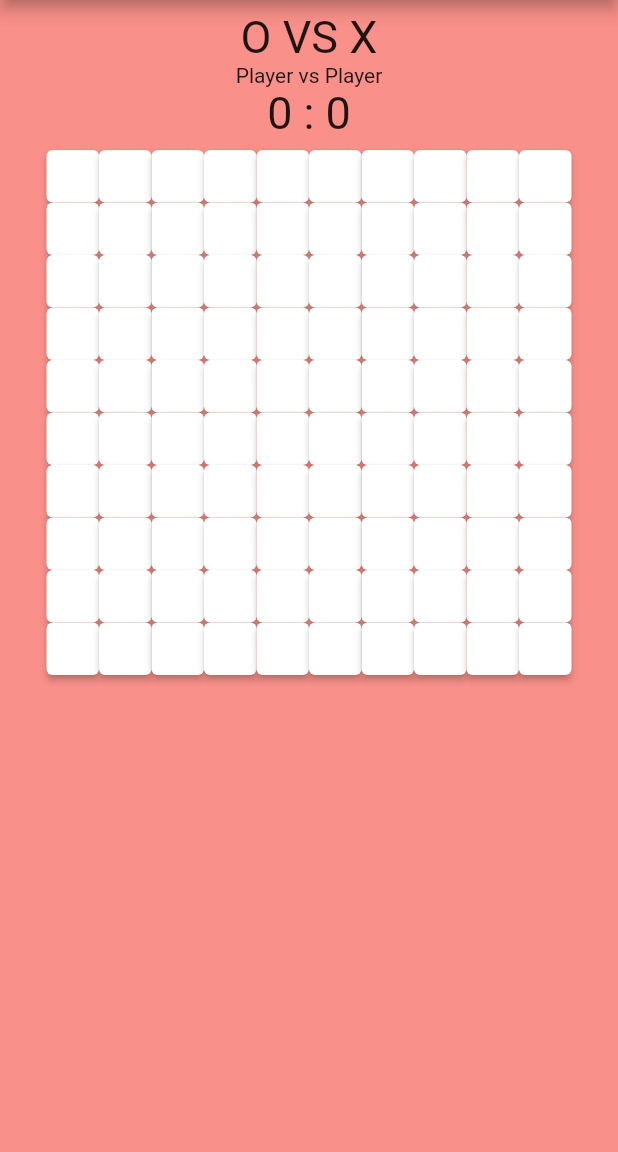
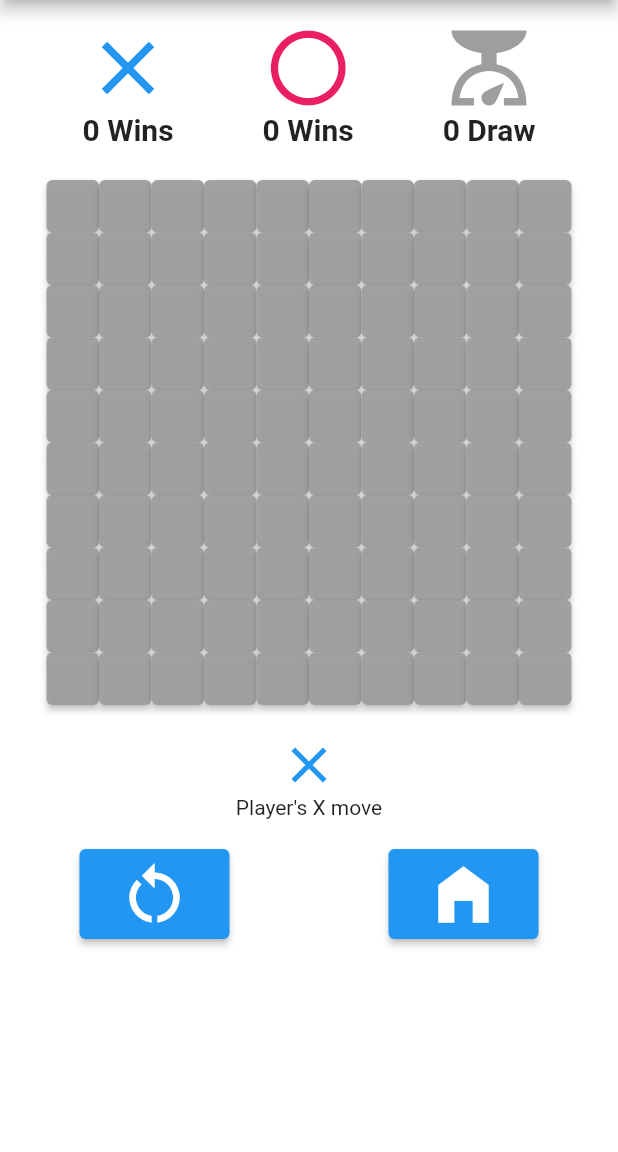
Before and after one commit to wojciechcoder99/flutter-projects, a Flutter app: the GamePage screen opened directly, on a phone screen of 412 x 824 dp, the part 84-1236 px from its top. Run offline on Flutter 3.47's test engine with Material 2 defaults, Android fonts, the phone set to English and light mode, and no system bars; our stand-ins replace get.

Commit message:
designed due to MVVM architecture

```diff
--- a/tic_tac_toe_game/lib/game-page.dart
+++ /dev/null
@@ -1,182 +0,0 @@
-import 'package:flutter/material.dart';
-
-import 'utils.dart';
-
-class Player {
-  static const String playerNone = '';
-  static const String playerX = 'X';
-  static const String playerO = 'O';
-}
-
-class GamePage extends StatefulWidget {
-  final String title;
-
-  const GamePage({
-    @required this.title,
-  });
-
-  @override
-  _GamePageState createState() => _GamePageState();
-}
-
-class _GamePageState extends State<GamePage> {
-  static final int boardSize = 10;
-  static final double boxSize = 5;
-
-  List<List<String>> board;
-  String previousMove = Player.playerNone;
-  Map<String, int> results = {Player.playerO: 0, Player.playerX: 0};
-
-  @override
-  void initState() {
-    super.initState();
-    setEmptyFields();
-  }
-
-  void setEmptyFields() {
-    setState(() {
-      board = List.generate(
-          boardSize, (_) => List.generate(boardSize, (_) => Player.playerNone));
-    });
-  }
-
-  @override
-  Widget build(BuildContext context) {
-    return Scaffold(
-        backgroundColor: getBackgroundColor(),
-        appBar: AppBar(
-          title: Text(widget.title),
-        ),
-        body: ListView(
-          children: [_ResultAndBoard()],
-        ));
-  }
-
-  Widget _ResultAndBoard() {
-    return Container(
-        child: Column(
-      mainAxisAlignment: MainAxisAlignment.center,
-      children: [
-        ConstrainedBox(
-            constraints: BoxConstraints.expand(height: 100, width: 200),
-            child: Container(
-              child: Column(
-                  mainAxisAlignment: MainAxisAlignment.center,
-                  children: [
-                    Text(Player.playerO + ' VS ' + Player.playerX,
-                        style: TextStyle(
-                          fontSize: 30,
-                        )),
-                    Text('Player vs Player'),
-                    Text(
-                        results[Player.playerO].toString() +
-                            " : " +
-                            results[Player.playerX].toString(),
-                        style: TextStyle(fontSize: 30)),
-                  ]),
-            )),
-        Column(
-            children: Utils.boxBuilder(
-                board, (rowIndex, rowValue) => buildRow(rowIndex))),
-      ],
-    ));
-  }
-
-  Color getBackgroundColor() {
-    final nextMove =
-        previousMove == Player.playerO ? Player.playerX : Player.playerO;
-    return getFieldColor(nextMove).withAlpha(150);
-  }
-
-  buildRow(int rowIndex) {
-    final row = board[rowIndex];
-    return Row(
-        mainAxisAlignment: MainAxisAlignment.center,
-        children: Utils.boxBuilder(
-            row, (fieldIndex, boxValue) => buildField(rowIndex, fieldIndex)));
-  }
-
-  Widget buildField(int rowIndex, int fieldIndex) {
-    final boxValue = board[rowIndex][fieldIndex];
-    final color = getFieldColor(boxValue);
-
-    return Container(
-        margin: EdgeInsets.all(0.0),
-        padding: EdgeInsets.zero,
-        child: SizedBox(
-            height: _setValueDueToOrientation(),
-            width: _setValueDueToOrientation(),
-            child: ElevatedButton(
-              style: ElevatedButton.styleFrom(
-                  fixedSize: Size(boxSize, boxSize), primary: color),
-              child: Text(
-                boxValue,
-                style: TextStyle(fontSize: 25),
-              ),
-              onPressed: () => selectField(boxValue, rowIndex, fieldIndex),
-            )));
-  }
-
-  double _setValueDueToOrientation() {
-    if (MediaQuery.of(context).orientation == Orientation.landscape) {
-      return 30.0;
-    } else {
-      return 35.0;
-    }
-  }
-
-  getFieldColor(String boxValue) {
-    switch (boxValue) {
-      case Player.playerO:
-        return Colors.red;
-      case Player.playerX:
-        return Colors.green;
-      default:
-        return Colors.white;
-    }
-  }
-
-  selectField(String boxValue, int rowIndex, int fieldIndex) {
-    if (boxValue == Player.playerNone) {
-      final currentMove =
-          previousMove == Player.playerX ? Player.playerO : Player.playerX;
-
-      setState(() {
-        previousMove = currentMove;
-        board[rowIndex][fieldIndex] = currentMove;
-      });
-
-      if (Utils.isWinner(rowIndex, fieldIndex, board, boardSize)) {
-        showEndDialog('Player $currentMove Won');
-        setState(() {
-          results[currentMove] = results[currentMove] + 1;
-        });
-      } else if (isEnd()) {
-        showEndDialog('A Draw! Try again!');
-      }
-    }
-  }
-
-  Future showEndDialog(String title) {
-    return showDialog(
-        context: context,
-        barrierDismissible: false,
-        builder: (context) => AlertDialog(
-              title: Text(title),
-              content: Text('Press to Restart the Game'),
-              actions: [
-                ElevatedButton(
-                    onPressed: () {
-                      setEmptyFields();
-                      Navigator.of(context).pop();
-                    },
-                    child: Text('Restart'))
-              ],
-            ));
-  }
-
-  bool isEnd() {
-    return board
-        .every((row) => row.every((field) => field != Player.playerNone));
-  }
-}
--- a/tic_tac_toe_game/lib/main.dart
+++ b/tic_tac_toe_game/lib/main.dart
@@ -1,6 +1,7 @@
 import 'package:flutter/material.dart';
 import 'package:flutter/services.dart';
-import 'package:flutter_complete_guide/start-menu.dart';
+
+import 'view/menu-page.view.dart';
 
 Future main() async {
   WidgetsFlutterBinding.ensureInitialized();
@@ -22,7 +23,7 @@ class TicTacToeGame extends StatelessWidget {
     return MaterialApp(
       title: title,
       theme: ThemeData(primaryColor: Colors.blue),
-      home: StartMenu(title: title),
+      home: MenuPage(title: title),
     );
   }
 }
--- /dev/null
+++ b/tic_tac_toe_game/lib/model/player.model.dart
@@ -0,0 +1,6 @@
+class Player {
+  static const String playerNone = '';
+  static const String playerX = 'X';
+  static const String playerO = 'O';
+  static const String ai = 'AI';
+}
--- a/tic_tac_toe_game/lib/utils.dart
+++ b/tic_tac_toe_game/lib/utils.dart
@@ -10,20 +10,5 @@ class Utils {
           .values
           .toList();
 
-  static bool isWinner(
-      int rowIndex, int fieldIndex, List<List<String>> board, int boardSize) {
-    var col = 0, row = 0, diag = 0, rdiag = 0;
-    final player = board[rowIndex][fieldIndex];
-    final n = boardSize - 1;
 
-    for (int i = 0; i < n; i++) {
-      if (board[rowIndex][i] == player) col++;
-      if (board[i][fieldIndex] == player) row++;
-      if (board[i][i] == player) diag++;
-      if (board[i][n - i - 1] == player) {
-        rdiag++;
-      }
-    }
-    return row == 5 || col == 5 || diag == 5 || rdiag == 5;
-  }
 }
--- /dev/null
+++ b/tic_tac_toe_game/lib/view-model/constants.dart
@@ -0,0 +1,6 @@
+class Constants {
+  static final String DRAW_LABEL = 'Draw';
+  static final String WIN_LABEL = 'Wins';
+  static final String EMPTY_STRING = '';
+  static final String SPACE = ' ';
+}
--- /dev/null
+++ b/tic_tac_toe_game/lib/view-model/game-controller.vm.dart
@@ -0,0 +1,106 @@
+import 'package:flutter/material.dart';
+import 'package:flutter_complete_guide/view-model/constants.dart';
+import 'package:get/get.dart';
+
+import '../model/player.model.dart';
+
+class GameController extends GetxController {
+  static final int boardSize = 10;
+  static final double boxSize = 5;
+  String previousMove = Player.playerNone;
+
+  List<RxList<RxString>> board;
+
+  Map<String, int> results = {
+    Player.playerO: 0,
+    Player.playerX: 0,
+    Constants.DRAW_LABEL: 0
+  };
+
+  void setEmptyFields() {
+    board = List.generate(
+        boardSize,
+        (_) => RxList.generate(boardSize, (_) => RxString(Player.playerNone))).obs;
+  }
+
+// ignore: missing_return
+  String setCurrentMovePlayer() {
+    return _calcNextMove();
+  }
+
+  // ignore: missing_return
+  String nextMoveText() {
+    String nextMove = _calcNextMove();
+    switch (nextMove) {
+      case Player.ai:
+        return 'AI\'s move';
+      case Player.playerX:
+        return 'Player\'s $nextMove move';
+      case Player.playerO:
+        return 'Player\'s $nextMove move';
+    }
+  }
+
+  String _calcNextMove() {
+    return previousMove == Player.playerX ? Player.playerO : Player.playerX;
+  }
+
+  Color getBackgroundColor() {
+    final nextMove =
+        previousMove == Player.playerO ? Player.playerX : Player.playerO;
+    return getFieldColor(nextMove).withAlpha(150);
+  }
+
+  getFieldColor(String boxValue) {
+    switch (boxValue) {
+      case Player.playerO:
+        return Colors.red;
+      case Player.playerX:
+        return Colors.green;
+      default:
+        return Colors.grey.withAlpha(500);
+    }
+  }
+
+  selectField(String boxValue, int rowIndex, int fieldIndex) {
+    if (boxValue == Player.playerNone) {
+      String currentMove = _calcNextMove();
+
+      updateBoardAndMove(currentMove, rowIndex, fieldIndex);
+
+      if (isWinner(rowIndex, fieldIndex, boardSize)) {
+        results[currentMove] = results[currentMove] + 1;
+        return currentMove;
+      } else if (isEnd()) {
+        results[Constants.DRAW_LABEL] = results[Constants.DRAW_LABEL] + 1;
+        return Constants.DRAW_LABEL;
+      }
+    }
+  }
+
+  void updateBoardAndMove(String currentMove, int rowIndex, int fieldIndex) {
+    previousMove = currentMove;
+    board[rowIndex][fieldIndex] = RxString(currentMove);
+  }
+
+  bool isEnd() {
+    return board
+        .every((row) => row.every((field) => field != Player.playerNone));
+  }
+
+  bool isWinner(int rowIndex, int fieldIndex, int boardSize) {
+    var col = 0, row = 0, diag = 0, rdiag = 0;
+    final player = board[rowIndex][fieldIndex];
+    final n = boardSize - 1;
+
+    for (int i = 0; i < n; i++) {
+      if (board[rowIndex][i] == player) col++;
+      if (board[i][fieldIndex] == player) row++;
+      if (board[i][i] == player) diag++;
+      if (board[i][n - i - 1] == player) {
+        rdiag++;
+      }
+    }
+    return row == 5 || col == 5 || diag == 5 || rdiag == 5;
+  }
+}
--- /dev/null
+++ b/tic_tac_toe_game/lib/view/game-page.view.dart
@@ -0,0 +1,178 @@
+import 'package:flutter/material.dart';
+import 'package:flutter_complete_guide/view-model/constants.dart';
+import 'package:get/get.dart';
+
+import '../model/player.model.dart';
+import '../utils.dart';
+import '../view-model/game-controller.vm.dart';
+
+class GamePage extends StatefulWidget {
+  final String title;
+
+  const GamePage({
+    @required this.title,
+  });
+
+  @override
+  _GamePageState createState() => _GamePageState();
+}
+
+class _GamePageState extends State<GamePage> {
+
+  final gameController = Get.put(GameController());
+
+  @override
+  void initState() {
+    super.initState();
+    gameController.setEmptyFields();
+  }
+
+  @override
+  Widget build(BuildContext context) {
+    return Scaffold(
+        backgroundColor: Colors.white,
+        appBar: AppBar(
+          title: Text(widget.title),
+        ),
+        body: ListView(
+          children: [_ResultAndBoard()],
+        ));
+  }
+
+  Widget _ResultAndBoard() {
+    return Container(
+        child: Column(
+      mainAxisAlignment: MainAxisAlignment.center,
+      children: [
+        ConstrainedBox(
+            constraints: BoxConstraints.expand(
+                height: 120, width: MediaQuery.of(context).size.width),
+            child: Container(
+              padding: EdgeInsets.all(5.0),
+              child: Container(
+                  child: Container(
+                      padding:
+                          EdgeInsets.only(left: 50.0, right: 50.0, top: 10),
+                      child: Row(
+                          mainAxisAlignment: MainAxisAlignment.spaceBetween,
+                          children: [
+                            _createResultWidget(Icons.close, Colors.blue,
+                                Player.playerX, Constants.WIN_LABEL),
+                            _createResultWidget(
+                                Icons.circle_outlined,
+                                Colors.pink,
+                                Player.playerX,
+                                Constants.WIN_LABEL),
+                            _createResultWidget(Icons.scale_sharp, Colors.grey,
+                                Constants.DRAW_LABEL, Constants.DRAW_LABEL),
+                          ]))),
+            )),
+        Obx(() => Column(
+            mainAxisAlignment: MainAxisAlignment.spaceEvenly,
+            children: Utils.boxBuilder(
+                gameController.board, (rowIndex, rowValue) => buildRow(rowIndex)))),
+        Container(
+            padding: EdgeInsets.only(top: 20, bottom: 20),
+            child: Column(
+              mainAxisAlignment: MainAxisAlignment.spaceAround,
+              children: [
+                _setCurrentMovePlayerIcon(),
+                Text(gameController.nextMoveText())
+              ],
+            )),
+        Row(mainAxisAlignment: MainAxisAlignment.spaceAround, children: [
+          _createCircleOptionButton(Icons.restart_alt_sharp, () {}),
+          _createCircleOptionButton(Icons.home_filled, () {}),
+        ])
+      ],
+    ));
+  }
+
+  Widget _createResultWidget(
+      IconData icon, MaterialColor color, String player, String label) {
+    return Column(children: [
+      Icon(icon, color: color, size: 60.0),
+      Text(gameController.results[player].toString() + Constants.SPACE + label,
+          style: TextStyle(fontSize: 20, fontWeight: FontWeight.bold)),
+    ]);
+  }
+
+  Widget _createCircleOptionButton(IconData icon, Function onPressed) {
+    return Container(
+        decoration: BoxDecoration(color: Colors.grey, shape: BoxShape.circle),
+        width: 100.0,
+        height: 60.0,
+        child: ElevatedButton(
+          child: Icon(icon, color: Colors.white, size: 50.0),
+          onPressed: onPressed,
+        ));
+  }
+
+  // ignore: missing_return
+  Widget _setCurrentMovePlayerIcon() {
+    switch (gameController.setCurrentMovePlayer()) {
+      case Player.playerO:
+        return Icon(Icons.circle_outlined, color: Colors.pink, size: 40.0);
+      case Player.playerX:
+        return Icon(Icons.close, color: Colors.blue, size: 40.0);
+    }
+  }
+
+  buildRow(int rowIndex) {
+    final row = gameController.board[rowIndex];
+    return Row(
+        mainAxisAlignment: MainAxisAlignment.center,
+        children: Utils.boxBuilder(
+            row, (fieldIndex, boxValue) => buildField(rowIndex, fieldIndex)));
+  }
+
+  Widget buildField(int rowIndex, int fieldIndex) {
+    final boxValue = gameController.board[rowIndex][fieldIndex];
+    final color = gameController.getFieldColor(boxValue.value);
+
+    return Container(
+        margin: EdgeInsets.all(0.0),
+        padding: EdgeInsets.zero,
+        child: SizedBox(
+            height: _setValueDueToOrientation(),
+            width: _setValueDueToOrientation(),
+            child:ElevatedButton(
+              style: ElevatedButton.styleFrom(
+                  fixedSize: Size(GameController.boxSize, GameController.boxSize), primary: color),
+              child: Container(
+                  child: Center(
+                      child: Text(
+                boxValue.value,
+                style: TextStyle(fontSize: 25),
+                textAlign: TextAlign.center,
+              ))),
+              onPressed: () => gameController.selectField(boxValue.value, rowIndex, fieldIndex)),
+            ));
+  }
+
+  Future showEndDialog(String title) {
+    return showDialog(
+        context: context,
+        barrierDismissible: false,
+        builder: (context) => AlertDialog(
+              title: Text(title),
+              content: Text('Press to Restart the Game'),
+              actions: [
+                ElevatedButton(
+                    onPressed: () {
+                      gameController.setEmptyFields();
+                      Navigator.of(context).pop();
+                    },
+                    child: Text('Restart'))
+              ],
+            ));
+  }
+
+    double _setValueDueToOrientation() {
+    if (MediaQuery.of(context).orientation == Orientation.landscape) {
+      return 30.0;
+    } else {
+      return 35.0;
+    }
+  }
+}
--- a/tic_tac_toe_game/lib/start-menu.dart
+++ b/tic_tac_toe_game/lib/view/menu-page.view.dart
@@ -1,10 +1,10 @@
 import 'package:flutter/material.dart';
 
-import 'game-page.dart';
+import 'game-page.view.dart';
 
-class StartMenu extends StatelessWidget {
+class MenuPage extends StatelessWidget {
   final String title;
-  const StartMenu({@required this.title});
+  const MenuPage({@required this.title});
 
   @override
   Widget build(BuildContext context) {
--- a/tic_tac_toe_game/pubspec.yaml
+++ b/tic_tac_toe_game/pubspec.yaml
@@ -28,6 +28,7 @@ dependencies:
   # The following adds the Cupertino Icons font to your application.
   # Use with the CupertinoIcons class for iOS style icons.
   cupertino_icons: ^1.0.2
+  get: ^4.6.1
 
 dev_dependencies:
   flutter_test:
```
Also changed, not shown: tic_tac_toe_game/lib/view-model/ai-controller.vm.dart (added), tic_tac_toe_game/pubspec.lock.
